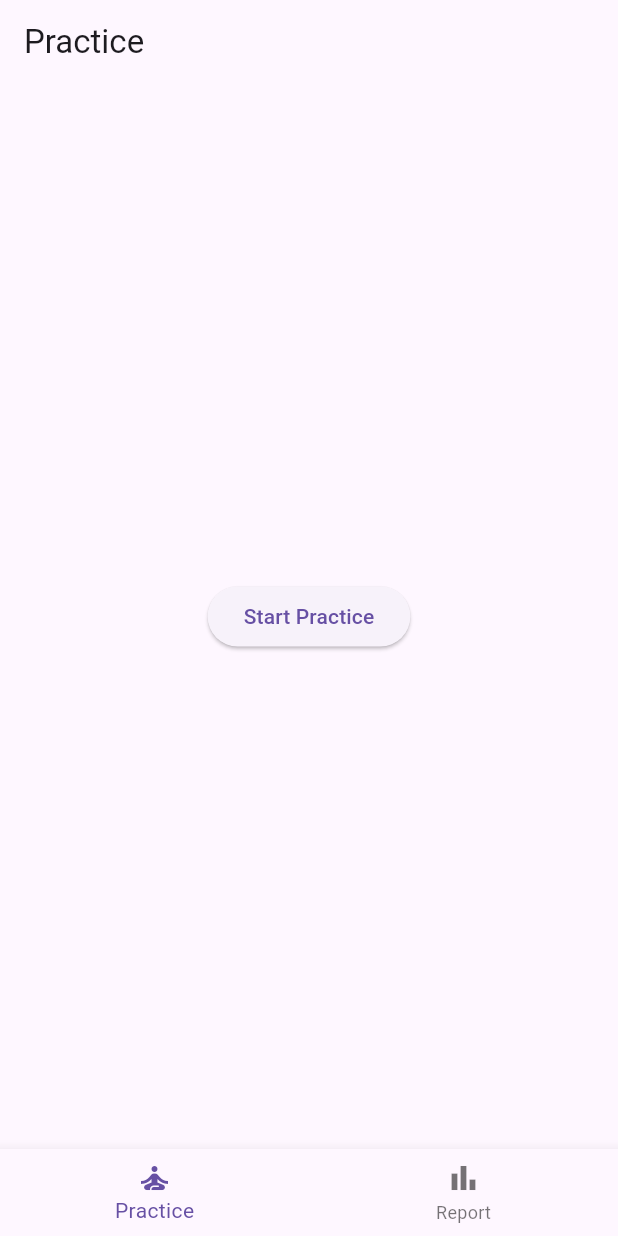
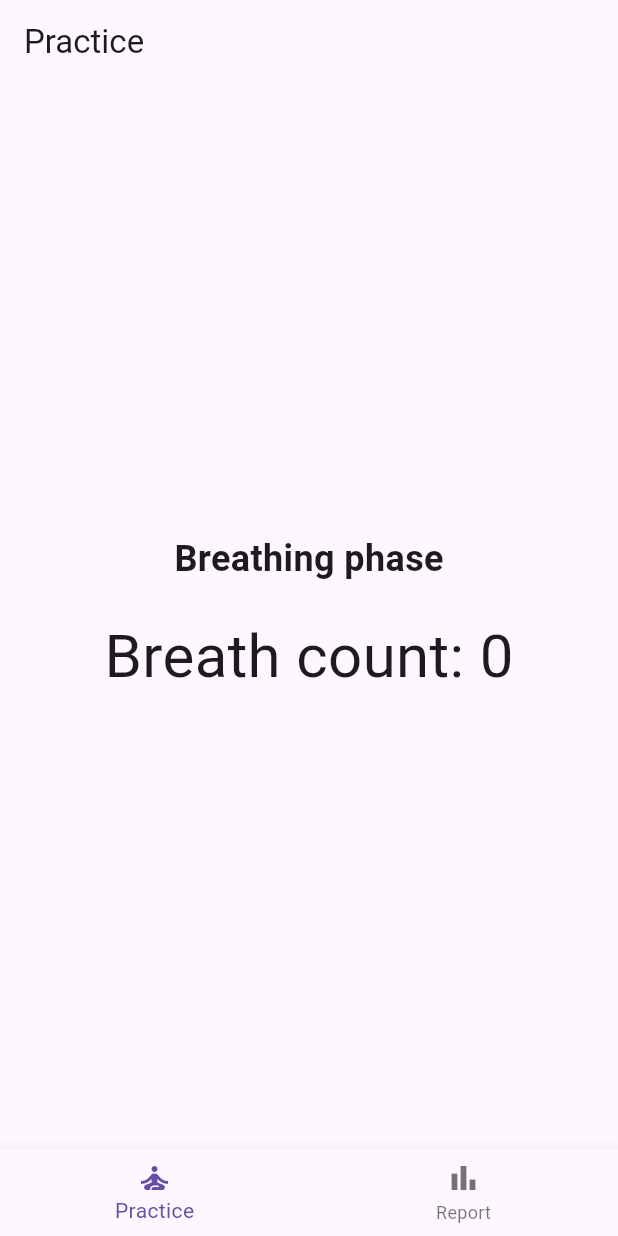
Before and after one commit to ymnavfka/wim_hof_breathing, a Flutter app: the screen it shows after launch, after a tap on "Start Practice", on a phone screen of 412 x 824 dp. Run offline on Flutter 3.47's test engine with Material 3 defaults, Android fonts, the phone set to English and light mode, and no system bars.

Commit message:
Add raw version of practice and move each screen to its own file

```diff
--- a/wim_hof_breathing/lib/main.dart
+++ b/wim_hof_breathing/lib/main.dart
@@ -1,4 +1,6 @@
 import 'package:flutter/material.dart';
+import 'practice_screen.dart';
+import 'report_screen.dart';
 
 void main() {
   runApp(const WimHofApp());
@@ -30,8 +32,8 @@ class _MainScreenState extends State<MainScreen> {
   int _selectedIndex = 0;
 
   final List<Widget> _screens = [
-    const PracticeScreen(),
-    const ReportScreen(),
+    PracticeScreen(),
+    ReportScreen(),
   ];
 
   void _onItemTapped(int index) {
@@ -61,36 +63,3 @@ class _MainScreenState extends State<MainScreen> {
     );
   }
 }
-
-class PracticeScreen extends StatelessWidget {
-  const PracticeScreen({super.key});
-
-  @override
-  Widget build(BuildContext context) {
-    return Scaffold(
-      appBar: AppBar(title: const Text('Practice')),
-      body: Center(
-        child: ElevatedButton(
-          onPressed: () {
-            // TODO: позже добавим логику дыхательной практики
-          },
-          child: const Text('Start Practice'),
-        ),
-      ),
-    );
-  }
-}
-
-class ReportScreen extends StatelessWidget {
-  const ReportScreen({super.key});
-
-  @override
-  Widget build(BuildContext context) {
-    return Scaffold(
-      appBar: AppBar(title: const Text('Report')),
-      body: const Center(
-        child: Text('Reports will be here'),
-      ),
-    );
-  }
-}
--- /dev/null
+++ b/wim_hof_breathing/lib/practice_screen.dart
@@ -0,0 +1,140 @@
+import 'dart:async';
+import 'package:flutter/material.dart';
+
+enum PracticePhase { start, breathing, holdFree, holdFixed }
+
+class PracticeScreen extends StatefulWidget {
+  @override
+  _PracticeScreenState createState() => _PracticeScreenState();
+}
+
+class _PracticeScreenState extends State<PracticeScreen> {
+  PracticePhase _currentPhase = PracticePhase.start;
+  int _breathCounter = 0;
+  int _secondsCounted = 0;
+  Timer? _timer;
+  int _freeHoldTime = 0;
+
+  void _startPractice() {
+    setState(() {
+      _currentPhase = PracticePhase.breathing;
+      _breathCounter = 0;
+      _secondsCounted = 0;
+    });
+    _startBreathing();
+  }
+
+  void _startBreathing() {
+    _timer?.cancel();
+    _timer = Timer.periodic(Duration(seconds: 4), (timer) {
+      setState(() {
+        _breathCounter++;
+        if (_breathCounter >= 30) {
+          timer.cancel();
+          _currentPhase = PracticePhase.holdFree;
+          _secondsCounted = 0;
+          _startFreeHold();
+        }
+      });
+    });
+  }
+
+  void _startFreeHold() {
+    _timer?.cancel();
+    _timer = Timer.periodic(Duration(seconds: 1), (timer) {
+      setState(() {
+        _secondsCounted++;
+      });
+    });
+  }
+
+  void _finishFreeHold() {
+    _freeHoldTime = _secondsCounted;
+    setState(() {
+      _currentPhase = PracticePhase.holdFixed;
+      _secondsCounted = 0;
+    });
+    _startFixedHold();
+  }
+
+  void _startFixedHold() {
+    _timer?.cancel();
+    _timer = Timer.periodic(Duration(seconds: 1), (timer) {
+      setState(() {
+        _secondsCounted++;
+        if (_secondsCounted >= 15) {
+          timer.cancel();
+          _currentPhase = PracticePhase.start;
+          _secondsCounted = 0;
+          _breathCounter = 0;
+        }
+      });
+    });
+  }
+
+  @override
+  void dispose() {
+    _timer?.cancel();
+    super.dispose();
+  }
+
+  Widget _buildContent() {
+    switch (_currentPhase) {
+      case PracticePhase.start:
+        return ElevatedButton(
+          onPressed: _startPractice,
+          child: Text("Start Practice"),
+        );
+
+      case PracticePhase.breathing:
+        return Column(
+          mainAxisAlignment: MainAxisAlignment.center,
+          children: [
+            Text("Breathing phase",
+                style: TextStyle(fontSize: 24, fontWeight: FontWeight.bold)),
+            SizedBox(height: 20),
+            Text("Breath count: $_breathCounter",
+                style: TextStyle(fontSize: 40)),
+          ],
+        );
+
+      case PracticePhase.holdFree:
+        return GestureDetector(
+          onTap: _finishFreeHold,
+          child: Column(
+            mainAxisAlignment: MainAxisAlignment.center,
+            children: [
+              Text("Free hold (tap to stop)",
+                  style: TextStyle(fontSize: 24, fontWeight: FontWeight.bold)),
+              SizedBox(height: 20),
+              Text("Time: $_secondsCounted s",
+                  style: TextStyle(fontSize: 40)),
+            ],
+          ),
+        );
+
+      case PracticePhase.holdFixed:
+        return Column(
+          mainAxisAlignment: MainAxisAlignment.center,
+          children: [
+            Text("Fixed hold (15s)",
+                style: TextStyle(fontSize: 24, fontWeight: FontWeight.bold)),
+            SizedBox(height: 20),
+            Text("Time: $_secondsCounted / 15",
+                style: TextStyle(fontSize: 40)),
+            SizedBox(height: 20),
+            Text("Your free hold: $_freeHoldTime s",
+                style: TextStyle(fontSize: 20, color: Colors.grey)),
+          ],
+        );
+    }
+  }
+
+  @override
+  Widget build(BuildContext context) {
+    return Scaffold(
+      appBar: AppBar(title: Text("Practice")),
+      body: Center(child: _buildContent())
+    );
+  }
+}
```
Also changed, not shown: wim_hof_breathing/lib/report_screen.dart (added, +13 -0 lines).
